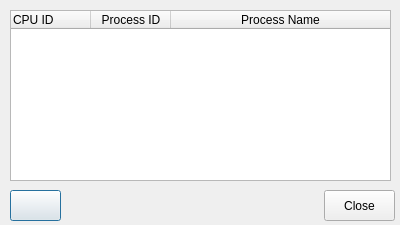
Before: the Qt Designer form viewrunning.ui in dutchgold92/TaskStalker, drawn with Qt 5.
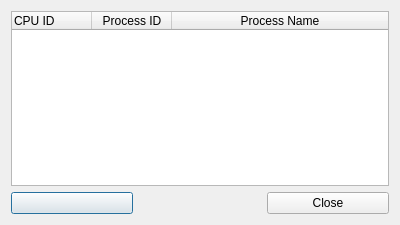
After: the same form once the commit is applied.

Diff of the .ui file:
```diff
--- a/viewrunning.ui
+++ b/viewrunning.ui
@@ -10,44 +10,24 @@
     <height>225</height>
    </rect>
   </property>
+  <property name="sizePolicy">
+   <sizepolicy hsizetype="MinimumExpanding" vsizetype="MinimumExpanding">
+    <horstretch>0</horstretch>
+    <verstretch>0</verstretch>
+   </sizepolicy>
+  </property>
+  <property name="minimumSize">
+   <size>
+    <width>400</width>
+    <height>225</height>
+   </size>
+  </property>
   <property name="windowTitle">
    <string>Running Processes</string>
   </property>
-  <widget class="QPushButton" name="toggleUpdateButton">
-   <property name="geometry">
-    <rect>
-     <x>10</x>
-     <y>190</y>
-     <width>51</width>
-     <height>31</height>
-    </rect>
-   </property>
-   <property name="text">
-    <string/>
-   </property>
-  </widget>
-  <widget class="QPushButton" name="closeButton">
-   <property name="geometry">
-    <rect>
-     <x>324</x>
-     <y>190</y>
-     <width>71</width>
-     <height>31</height>
-    </rect>
-   </property>
-   <property name="text">
-    <string>Close</string>
-   </property>
-  </widget>
+  <layout class="QVBoxLayout" name="verticalLayout">
+   <item>
   <widget class="QTableWidget" name="outputTable">
-   <property name="geometry">
-    <rect>
-     <x>10</x>
-     <y>10</y>
-     <width>381</width>
-     <height>171</height>
-    </rect>
-   </property>
    <property name="editTriggers">
     <set>QAbstractItemView::NoEditTriggers</set>
    </property>
@@ -91,19 +71,39 @@
     </property>
    </column>
   </widget>
+   </item>
+   <item>
+    <layout class="QHBoxLayout" name="horizontalLayout">
+     <property name="sizeConstraint">
+      <enum>QLayout::SetMinimumSize</enum>
+     </property>
+     <item>
+      <widget class="QPushButton" name="toggleUpdateButton">
+       <property name="text">
+        <string/>
+       </property>
+      </widget>
+     </item>
+     <item>
   <widget class="QLabel" name="timeLabel">
-   <property name="geometry">
-    <rect>
-     <x>70</x>
-     <y>193</y>
-     <width>141</width>
-     <height>21</height>
-    </rect>
-   </property>
    <property name="text">
     <string/>
    </property>
-  </widget>
+       <property name="alignment">
+        <set>Qt::AlignCenter</set>
+       </property>
+      </widget>
+     </item>
+     <item>
+      <widget class="QPushButton" name="closeButton">
+       <property name="text">
+        <string>Close</string>
+       </property>
+      </widget>
+     </item>
+    </layout>
+   </item>
+  </layout>
  </widget>
  <resources/>
  <connections/>
```
Lines whose indentation alone changed are shown as unchanged.
